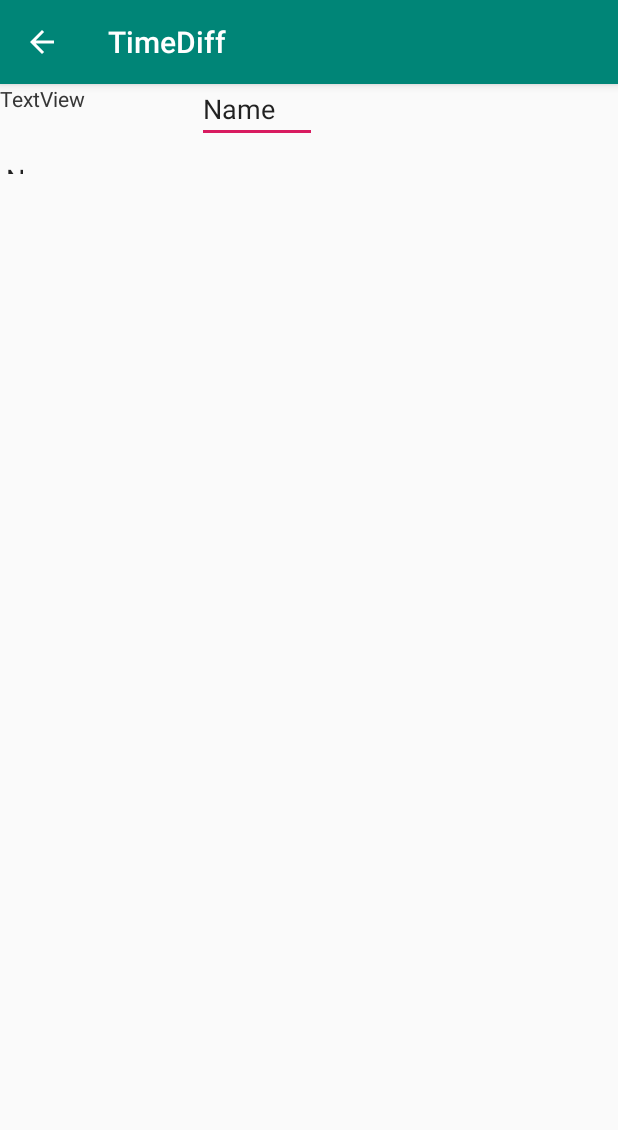
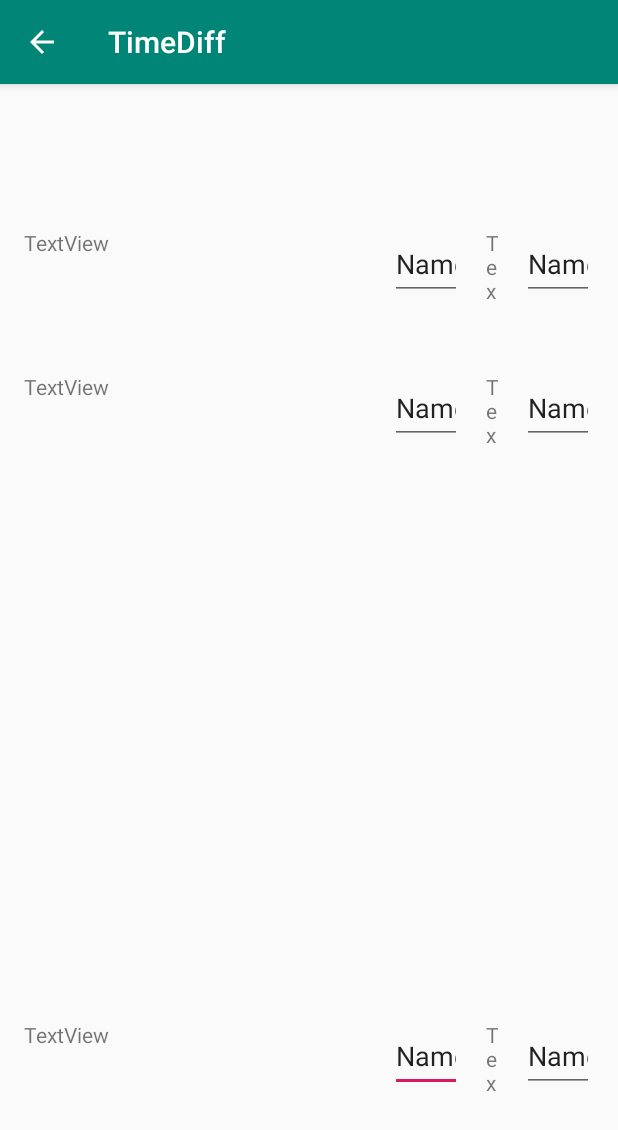
Before and after one commit to forrestpark/UIMA, an Android app: the CalculateActivity screen opened directly, with no data from a screen before it, on a phone screen of 412 x 824 dp. Shown: the top 1130 px of the screen. Run offline under Robolectric (Android 15) with nearby library versions, the phone set to English and light mode, and no system bars.

Commit message:
calculate layout

```diff
--- a/StressHits/app/src/main/res/layout/activity_calculate.xml
+++ b/StressHits/app/src/main/res/layout/activity_calculate.xml
@@ -7,46 +7,141 @@
     tools:context=".CalculateActivity">
 
     <TextView
-        android:id="@+id/textView3"
-        android:layout_width="wrap_content"
-        android:layout_height="wrap_content"
+        android:id="@+id/diffText"
+        android:layout_width="128dp"
+        android:layout_height="48dp"
+        android:layout_marginStart="16dp"
+        android:layout_marginBottom="96dp"
         android:text="TextView"
-        tools:layout_editor_absoluteX="53dp"
-        tools:layout_editor_absoluteY="601dp" />
+        app:layout_constraintBottom_toBottomOf="parent"
+        app:layout_constraintStart_toStartOf="parent" />
 
     <EditText
-        android:id="@+id/editTextTextPersonName"
-        android:layout_width="80dp"
-        android:layout_height="39dp"
+        android:id="@+id/diffHour"
+        android:layout_width="48dp"
+        android:layout_height="48dp"
+        android:layout_marginEnd="16dp"
+        android:layout_marginBottom="96dp"
+        android:ems="10"
+        android:inputType="textPersonName"
+        android:text="Name"
+        app:layout_constraintBottom_toBottomOf="parent"
+        app:layout_constraintEnd_toStartOf="@+id/diffColon" />
+
+    <TextView
+        android:id="@+id/diffColon"
+        android:layout_width="8dp"
+        android:layout_height="48dp"
+        android:layout_marginEnd="16dp"
+        android:layout_marginBottom="96dp"
+        android:layout_weight="1"
+        android:text="TextView"
+        app:layout_constraintBottom_toBottomOf="parent"
+        app:layout_constraintEnd_toStartOf="@+id/diffMin" />
+
+    <EditText
+        android:id="@+id/diffMin"
+        android:layout_width="48dp"
+        android:layout_height="48dp"
+        android:layout_marginEnd="16dp"
+        android:layout_marginBottom="96dp"
+        android:layout_weight="1"
+        android:ems="10"
+        android:inputType="textPersonName"
+        android:text="Name"
+        app:layout_constraintBottom_toBottomOf="parent"
+        app:layout_constraintEnd_toEndOf="parent" />
+
+    <TextView
+        android:id="@+id/endText"
+        android:layout_width="128dp"
+        android:layout_height="48dp"
+        android:layout_marginStart="16dp"
+        android:layout_marginTop="48dp"
+        android:text="TextView"
+        app:layout_constraintStart_toStartOf="parent"
+        app:layout_constraintTop_toBottomOf="@+id/startText" />
+
+    <EditText
+        android:id="@+id/endMin"
+        android:layout_width="48dp"
+        android:layout_height="48dp"
+        android:layout_marginTop="48dp"
+        android:layout_marginEnd="16dp"
+        android:layout_weight="1"
         android:ems="10"
         android:inputType="textPersonName"
         android:text="Name"
         app:layout_constraintEnd_toEndOf="parent"
-        app:layout_constraintHorizontal_bias="0.395"
+        app:layout_constraintTop_toBottomOf="@+id/startMin" />
+
+    <EditText
+        android:id="@+id/endHour"
+        android:layout_width="48dp"
+        android:layout_height="48dp"
+        android:layout_marginTop="48dp"
+        android:layout_marginEnd="16dp"
+        android:ems="10"
+        android:inputType="textPersonName"
+        android:text="Name"
+        app:layout_constraintEnd_toStartOf="@+id/endColon"
+        app:layout_constraintTop_toBottomOf="@+id/startHour" />
+
+    <TextView
+        android:id="@+id/startText"
+        android:layout_width="128dp"
+        android:layout_height="48dp"
+        android:layout_marginStart="16dp"
+        android:layout_marginTop="96dp"
+        android:text="TextView"
         app:layout_constraintStart_toStartOf="parent"
-        tools:layout_editor_absoluteY="444dp" />
+        app:layout_constraintTop_toTopOf="parent" />
 
-    <LinearLayout
-        android:layout_width="0dp"
-        android:layout_height="60dp"
-        android:orientation="vertical"
+    <EditText
+        android:id="@+id/startHour"
+        android:layout_width="48dp"
+        android:layout_height="48dp"
+        android:layout_marginTop="96dp"
+        android:layout_marginEnd="16dp"
+        android:ems="10"
+        android:inputType="textPersonName"
+        android:text="Name"
+        app:layout_constraintEnd_toStartOf="@+id/startColon"
+        app:layout_constraintTop_toTopOf="parent" />
+
+    <EditText
+        android:id="@+id/startMin"
+        android:layout_width="48dp"
+        android:layout_height="48dp"
+        android:layout_marginTop="96dp"
+        android:layout_marginEnd="16dp"
+        android:layout_weight="1"
+        android:ems="10"
+        android:inputType="textPersonName"
+        android:text="Name"
         app:layout_constraintEnd_toEndOf="parent"
-        app:layout_constraintHorizontal_bias="0.0"
-        app:layout_constraintStart_toStartOf="parent"
-        tools:layout_editor_absoluteY="126dp">
+        app:layout_constraintTop_toTopOf="parent" />
 
-        <TextView
-            android:id="@+id/startText"
-            android:layout_width="75dp"
-            android:layout_height="33dp"
-            android:text="TextView" />
+    <TextView
+        android:id="@+id/startColon"
+        android:layout_width="8dp"
+        android:layout_height="48dp"
+        android:layout_marginTop="96dp"
+        android:layout_marginEnd="16dp"
+        android:layout_weight="1"
+        android:text="TextView"
+        app:layout_constraintEnd_toStartOf="@+id/startMin"
+        app:layout_constraintTop_toTopOf="parent" />
 
-        <EditText
-            android:id="@+id/editTextTextPersonName2"
-            android:layout_width="85dp"
-            android:layout_height="60dp"
-            android:ems="10"
-            android:inputType="textPersonName"
-            android:text="Name" />
-    </LinearLayout>
+    <TextView
+        android:id="@+id/endColon"
+        android:layout_width="8dp"
+        android:layout_height="48dp"
+        android:layout_marginTop="48dp"
+        android:layout_marginEnd="16dp"
+        android:layout_weight="1"
+        android:text="TextView"
+        app:layout_constraintEnd_toStartOf="@+id/endMin"
+        app:layout_constraintTop_toBottomOf="@+id/startColon" />
+
 </android.support.constraint.ConstraintLayout>
--- a/StressHits/app/src/main/res/values/strings.xml
+++ b/StressHits/app/src/main/res/values/strings.xml
@@ -11,4 +11,8 @@
     <string name="hits_msg">#hits:</string>
     <string name="title_activity_hits">HitsActivity</string>
     <string name="title_activity_calculate">CalculateActivity</string>
+    <string name="colon">:</string>
+    <string name="start">start</string>
+    <string name="end">end</string>
+    <string name="diff">diff</string>
 </resources>
```
